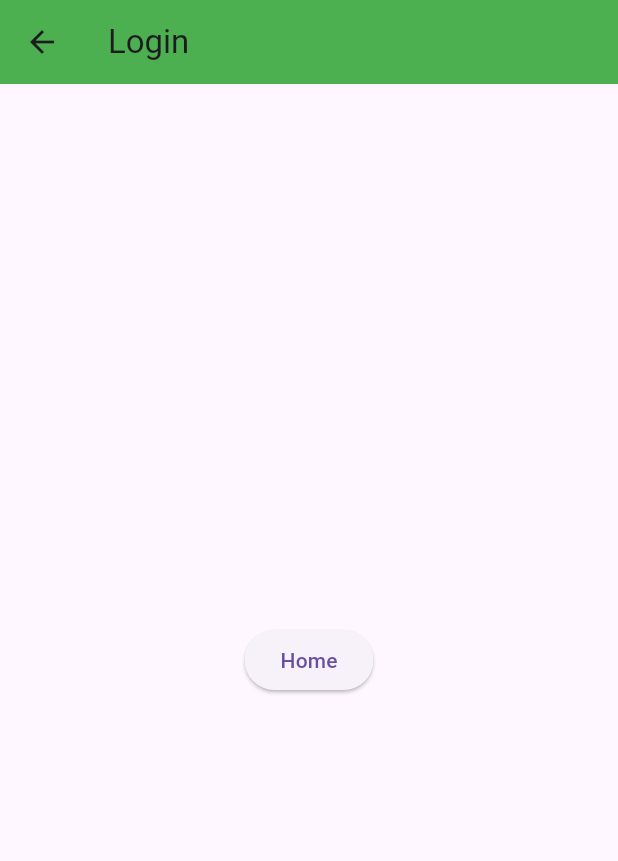
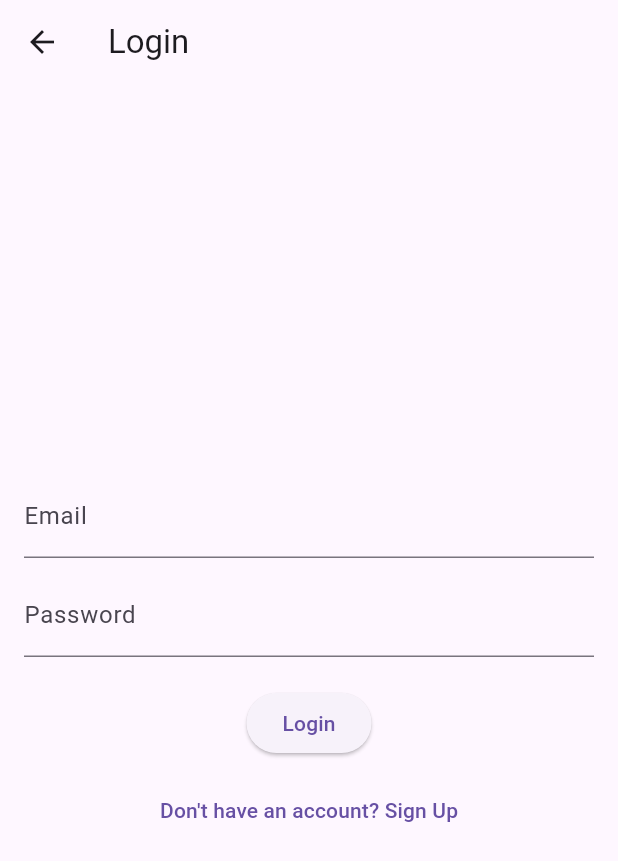
Before and after one commit to Pranavaaaa/NutriTrack, a Flutter app: the screen it shows after launch, after a tap on "Login", on a phone screen of 412 x 824 dp. Shown: the top 861 px of the screen. Run offline on Flutter 3.47's test engine with Material 3 defaults, Android fonts, the phone set to English and light mode, and no system bars.

Commit message:
Initial setup done

```diff
--- a/lib/pages/login_page.dart
+++ b/lib/pages/login_page.dart
@@ -1,20 +1,43 @@
 import 'package:flutter/material.dart';
+import 'signup_page.dart'; // Import the signup page
 
 class LoginPage extends StatelessWidget {
-
   @override
   Widget build(BuildContext context) {
     return Scaffold(
-      appBar: AppBar(
-        title: const Text('Login'),
-        backgroundColor: Colors.green,
-      ),
-      body: Center(
-        child: ElevatedButton(
-          onPressed: () {
-            Navigator.pushNamed(context, '/');
-          },
-          child: const Text('Home'),
+      appBar: AppBar(title: Text("Login")),
+      body: Padding(
+        padding: const EdgeInsets.all(16.0),
+        child: Column(
+          mainAxisAlignment: MainAxisAlignment.center,
+          children: [
+            TextField(
+              decoration: InputDecoration(labelText: "Email"),
+              keyboardType: TextInputType.emailAddress,
+            ),
+            SizedBox(height: 10),
+            TextField(
+              decoration: InputDecoration(labelText: "Password"),
+              obscureText: true,
+            ),
+            SizedBox(height: 20),
+            ElevatedButton(
+              onPressed: () {
+                // Add login logic here
+              },
+              child: Text("Login"),
+            ),
+            SizedBox(height: 10),
+            TextButton(
+              onPressed: () {
+                Navigator.push(
+                  context,
+                  MaterialPageRoute(builder: (context) => SignUpPage()),
+                );
+              },
+              child: Text("Don't have an account? Sign Up"),
+            ),
+          ],
         ),
       ),
     );
```
Also changed, not shown: lib/pages/loginpage.dart (deleted, +0 -45 lines), lib/pages/signup_page.dart (renamed from lib/pages/signuppage.dart).
